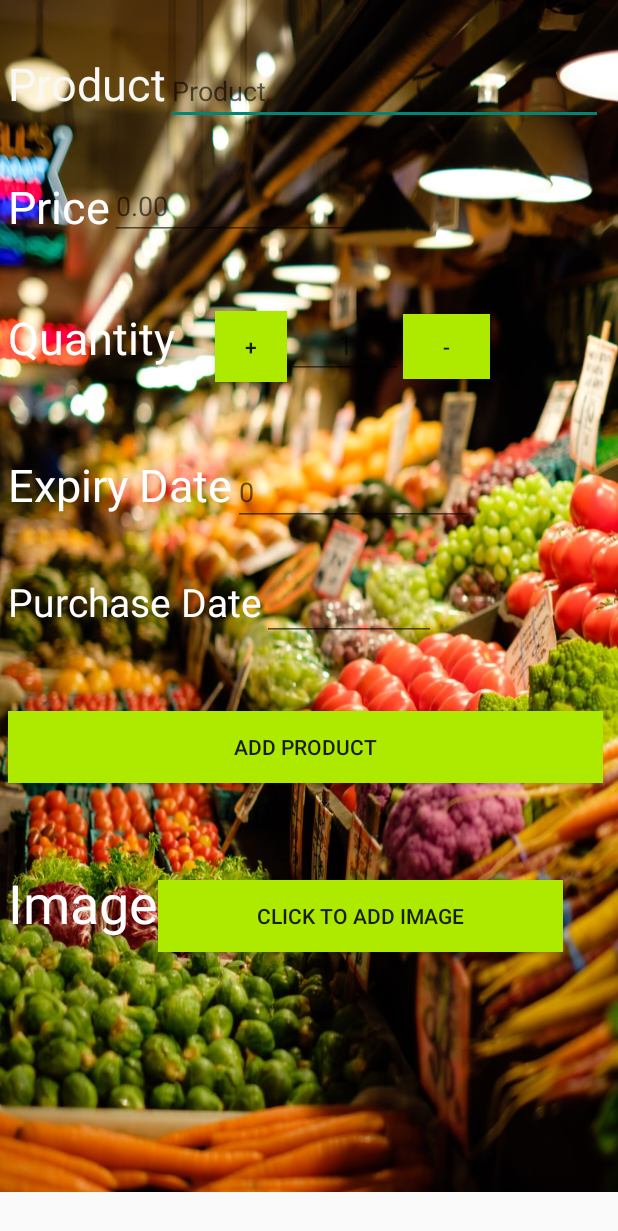
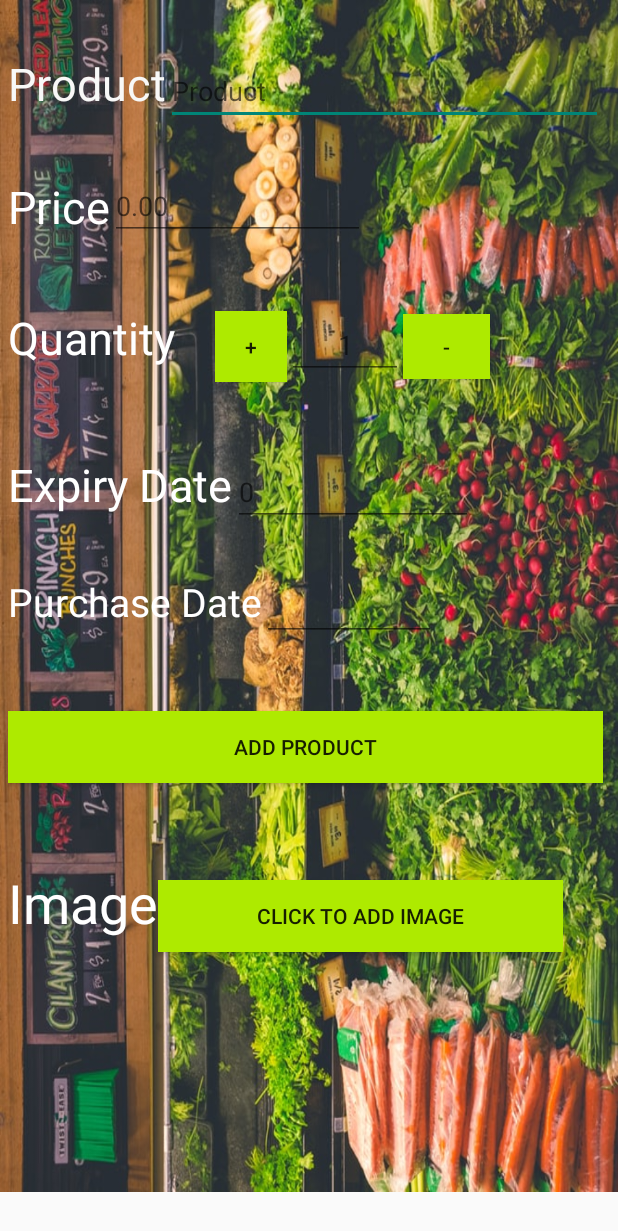
Before and after one commit to Jaxkeerat/Final-Project-Comp2160, an Android app: the add_new_item screen opened directly, with no data from a screen before it, on a phone screen of 412 x 824 dp. Shown: the top 1231 px of the screen. Run offline under Robolectric (Android 15) with nearby library versions, the light colour scheme and no system bars; our stand-ins replace Firebase (no records; nobody signed in at launch, a user with empty details on screens opened directly).

Commit message:
layout changes2

```diff
--- a/app/src/main/res/layout/add_new_item.xml
+++ b/app/src/main/res/layout/add_new_item.xml
@@ -4,7 +4,7 @@
     xmlns:tools="http://schemas.android.com/tools"
     android:layout_width="match_parent"
     android:layout_height="wrap_content"
-    android:background="@drawable/background_3"
+    android:background="@drawable/background2"
     android:backgroundTintMode="screen"
     android:foregroundGravity="center_horizontal"
     android:orientation="vertical"
@@ -117,6 +117,7 @@
                 android:textAlignment="center"
                 tools:layout_editor_absoluteX="231dp"
                 tools:layout_editor_absoluteY="160dp" />
+
             <Button
                 android:id="@+id/minus"
                 android:layout_width="58dp"
@@ -182,6 +183,7 @@
                 tools:layout_editor_absoluteX="253dp"
                 tools:layout_editor_absoluteY="231dp" />
         </LinearLayout>
+
         <Button
             android:id="@+id/button2"
             android:layout_width="match_parent"
```
